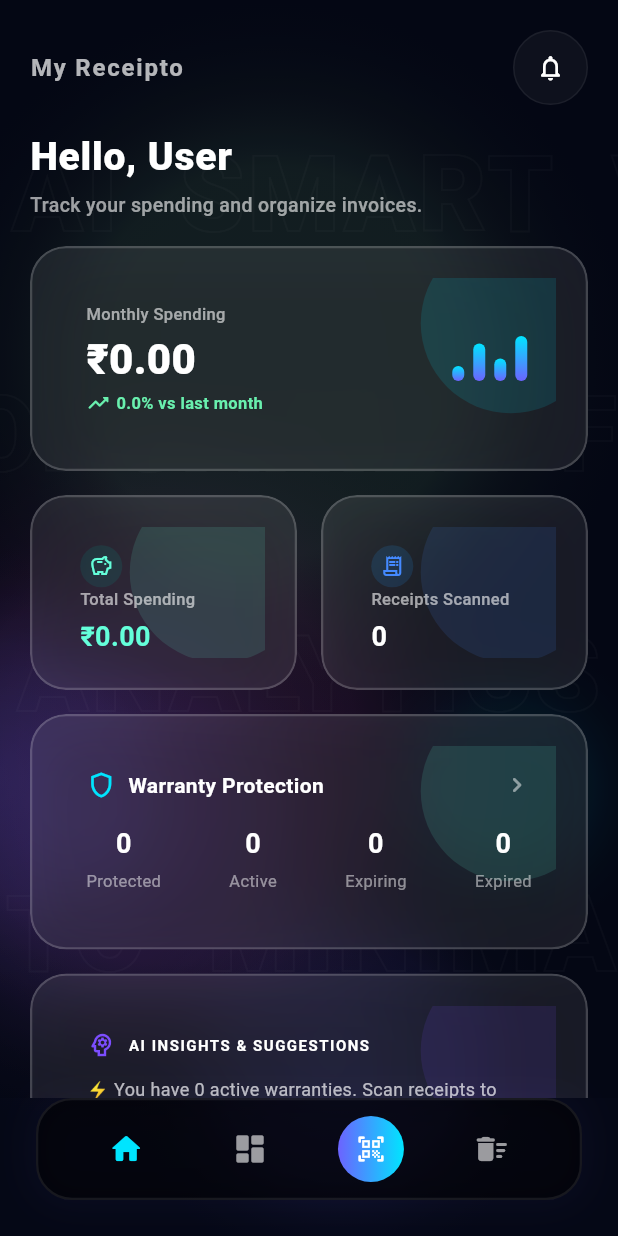
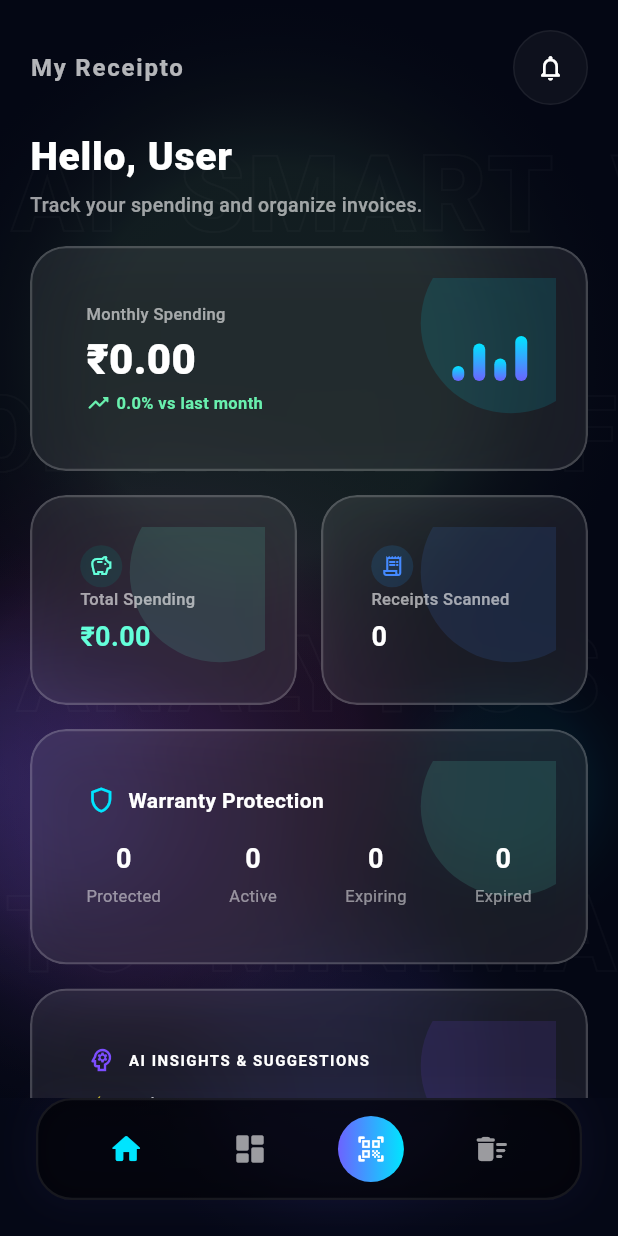
Before and after one commit to Sagarspoojary/Recipto, a Flutter app: the DashboardScreen screen opened by its route, on a phone screen of 412 x 824 dp. Run offline on Flutter 3.47's test engine with Material 3 defaults, Android fonts, the phone set to English and light mode, and no system bars; our stand-ins replace camera, cloud_firestore, file_picker, firebase_auth, firebase_core, fl_chart and 13 more; missing offline and left inert: google_mlkit_text_recognition; accounts and stored records are empty.

Commit message:
Remove chevron icon from Warranty Protection and increase card heights to 140

```diff
--- a/lib/screens/dashboard_screen.dart
+++ b/lib/screens/dashboard_screen.dart
@@ -276,7 +276,7 @@ class _DashboardScreenState extends ConsumerState<DashboardScreen>
                       // Left Card: Total Spending
                       Expanded(
                         child: SizedBox(
-                          height: 130,
+                          height: 140,
                           child: BentoCard(
                             glowColor: Colors.tealAccent,
                             child: Padding(
@@ -317,7 +317,7 @@ class _DashboardScreenState extends ConsumerState<DashboardScreen>
                       // Right Card: Receipts Scanned
                       Expanded(
                         child: SizedBox(
-                          height: 130,
+                          height: 140,
                           child: BentoCard(
                             glowColor: Colors.blueAccent,
                             child: Padding(
@@ -366,19 +366,13 @@ class _DashboardScreenState extends ConsumerState<DashboardScreen>
                           crossAxisAlignment: CrossAxisAlignment.start,
                           children: [
                             Row(
-                              mainAxisAlignment: MainAxisAlignment.spaceBetween,
                               children: [
-                                Row(
-                                  children: [
-                                    Icon(Icons.shield_outlined, color: Colors.cyanAccent[400], size: 20),
-                                    const SizedBox(width: 8),
-                                    const Text(
-                                      'Warranty Protection',
-                                      style: TextStyle(fontSize: 14, fontWeight: FontWeight.bold, color: Colors.white),
-                                    ),
-                                  ],
+                                Icon(Icons.shield_outlined, color: Colors.cyanAccent[400], size: 20),
+                                const SizedBox(width: 8),
+                                const Text(
+                                  'Warranty Protection',
+                                  style: const TextStyle(fontSize: 14, fontWeight: FontWeight.bold, color: Colors.white),
                                 ),
-                                Icon(Icons.chevron_right_rounded, color: Colors.white.withOpacity(0.5), size: 20),
                               ],
                             ),
                             const SizedBox(height: 16),
```
